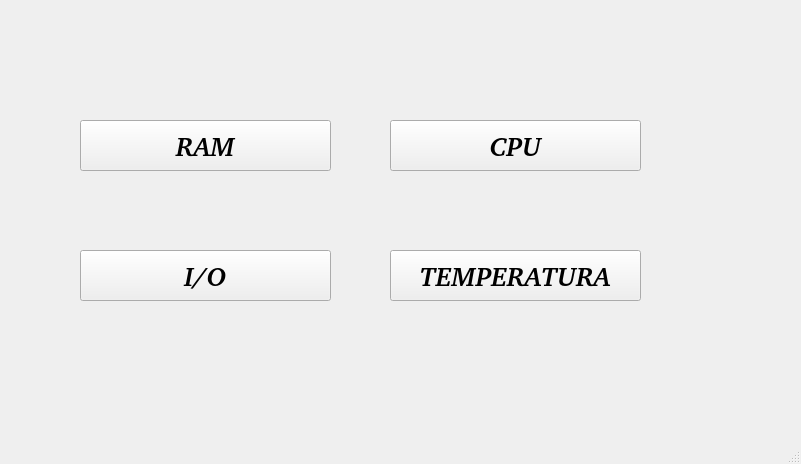
This is monitorizare.ui in minodora27/Practica2023 as Qt 5 draws it before an edit. The edited form follows.
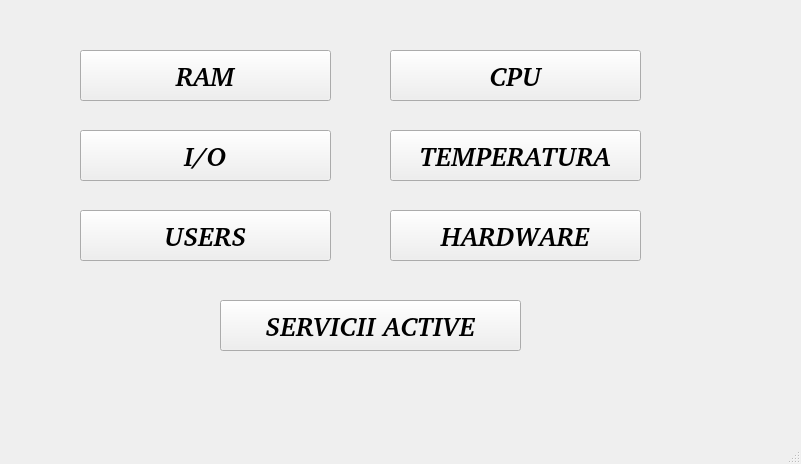
This is the edited form. Icons and pictures are not drawn.

Diff of the .ui file:
```diff
--- a/monitorizare.ui
+++ b/monitorizare.ui
@@ -21,7 +21,7 @@
     <property name="geometry">
      <rect>
       <x>80</x>
-      <y>120</y>
+      <y>50</y>
       <width>251</width>
       <height>51</height>
      </rect>
@@ -46,7 +46,7 @@
     <property name="geometry">
      <rect>
       <x>80</x>
-      <y>250</y>
+      <y>130</y>
       <width>251</width>
       <height>51</height>
      </rect>
@@ -71,7 +71,7 @@
     <property name="geometry">
      <rect>
       <x>390</x>
-      <y>120</y>
+      <y>50</y>
       <width>251</width>
       <height>51</height>
      </rect>
@@ -96,7 +96,7 @@
     <property name="geometry">
      <rect>
       <x>390</x>
-      <y>250</y>
+      <y>130</y>
       <width>251</width>
       <height>51</height>
      </rect>
@@ -117,6 +117,81 @@
      <string>TEMPERATURA</string>
     </property>
    </widget>
+   <widget class="QPushButton" name="user">
+    <property name="geometry">
+     <rect>
+      <x>80</x>
+      <y>210</y>
+      <width>251</width>
+      <height>51</height>
+     </rect>
+    </property>
+    <property name="font">
+     <font>
+      <family>C059 [UKWN]</family>
+      <pointsize>20</pointsize>
+      <weight>75</weight>
+      <italic>true</italic>
+      <bold>true</bold>
+     </font>
+    </property>
+    <property name="styleSheet">
+     <string notr="true"/>
+    </property>
+    <property name="text">
+     <string>USERS</string>
+    </property>
+   </widget>
+   <widget class="QPushButton" name="servicii">
+    <property name="geometry">
+     <rect>
+      <x>220</x>
+      <y>300</y>
+      <width>301</width>
+      <height>51</height>
+     </rect>
+    </property>
+    <property name="font">
+     <font>
+      <family>C059 [UKWN]</family>
+      <pointsize>20</pointsize>
+      <weight>75</weight>
+      <italic>true</italic>
+      <bold>true</bold>
+     </font>
+    </property>
+    <property name="styleSheet">
+     <string notr="true"/>
+    </property>
+    <property name="text">
+     <string>SERVICII ACTIVE</string>
+    </property>
+   </widget>
+   <widget class="QPushButton" name="hardware">
+    <property name="geometry">
+     <rect>
+      <x>390</x>
+      <y>210</y>
+      <width>251</width>
+      <height>51</height>
+     </rect>
+    </property>
+    <property name="font">
+     <font>
+      <family>C059 [UKWN]</family>
+      <pointsize>20</pointsize>
+      <weight>75</weight>
+      <italic>true</italic>
+      <bold>true</bold>
+     </font>
+    </property>
+    <property name="styleSheet">
+     <string notr="true"/>
+    </property>
+    <property name="text">
+     <string>HARDWARE</string>
+    </property>
+   </widget>
   </widget>
   <widget class="QMenuBar" name="menubar">
    <property name="geometry">
```
